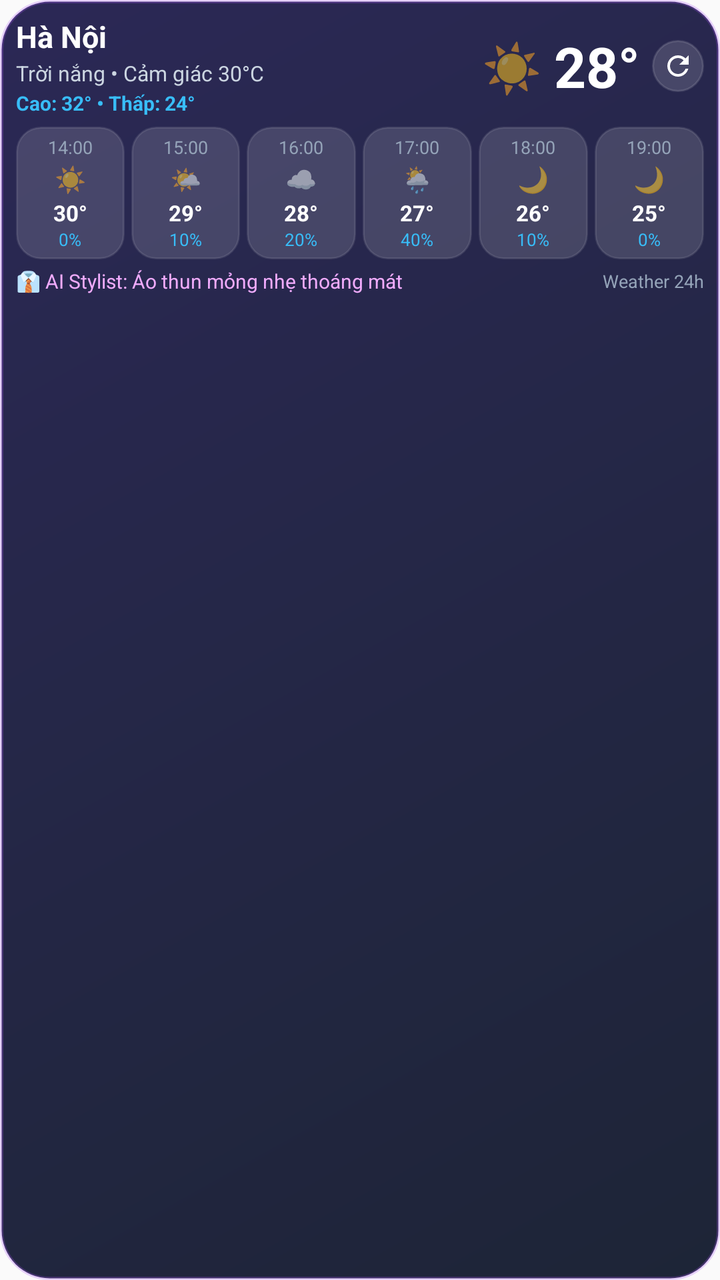
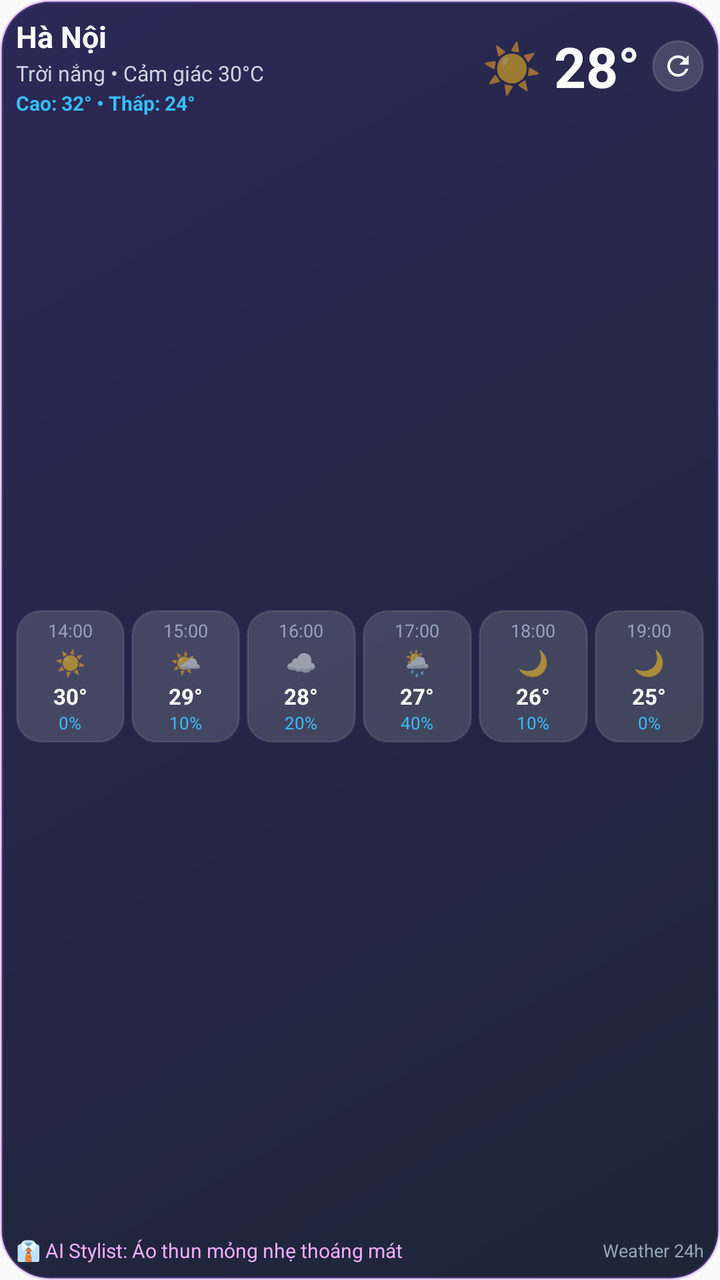

Compare the two renders of this Android layout. The source of the first and the diff that turns it into the second are given below.
<!-- AndroidManifest.xml: application theme Theme.Weather24h -->
<!-- res/layout/weather_widget.xml -->
<?xml version="1.0" encoding="utf-8"?>
<FrameLayout xmlns:android="http://schemas.android.com/apk/res/android"
    android:id="@+id/widget_root"
    android:layout_width="match_parent"
    android:layout_height="match_parent">

    
    <ImageView
        android:id="@+id/widget_bg_layer"
        android:layout_width="match_parent"
        android:layout_height="match_parent"
        android:scaleType="fitXY"
        android:src="@drawable/widget_bg_dark" />

    
    <LinearLayout
        android:id="@+id/widget_content"
        android:layout_width="match_parent"
        android:layout_height="match_parent"
        android:orientation="vertical"
        android:padding="8dp">

        
        <LinearLayout
            android:layout_width="match_parent"
            android:layout_height="wrap_content"
            android:gravity="center_vertical"
            android:orientation="horizontal">

            <LinearLayout
                android:layout_width="0dp"
                android:layout_height="wrap_content"
                android:layout_weight="1"
                android:orientation="vertical">

                <TextView
                    android:id="@+id/widget_city_name"
                    android:layout_width="wrap_content"
                    android:layout_height="wrap_content"
                    android:ellipsize="end"
                    android:maxLines="1"
                    android:singleLine="true"
                    android:text="Hà Nội"
                    android:textColor="#FFFFFF"
                    android:textSize="15sp"
                    android:textStyle="bold" />

                <TextView
                    android:id="@+id/widget_weather_desc"
                    android:layout_width="wrap_content"
                    android:layout_height="wrap_content"
                    android:layout_marginTop="1dp"
                    android:ellipsize="end"
                    android:maxLines="1"
                    android:singleLine="true"
                    android:text="Trời nắng • Cảm giác 30°C"
                    android:textColor="#CBD5E1"
                    android:textSize="10.5sp" />

                <TextView
                    android:id="@+id/widget_range"
                    android:layout_width="wrap_content"
                    android:layout_height="wrap_content"
                    android:layout_marginTop="1dp"
                    android:ellipsize="end"
                    android:maxLines="1"
                    android:singleLine="true"
                    android:text="Cao: 32° • Thấp: 24°"
                    android:textColor="#38BDF8"
                    android:textSize="10sp"
                    android:textStyle="bold" />
            </LinearLayout>

            <TextView
                android:id="@+id/widget_weather_icon"
                android:layout_width="wrap_content"
                android:layout_height="wrap_content"
                android:layout_marginEnd="6dp"
                android:text="☀️"
                android:textSize="24sp" />

            <TextView
                android:id="@+id/widget_temp"
                android:layout_width="wrap_content"
                android:layout_height="wrap_content"
                android:singleLine="true"
                android:text="28°"
                android:textColor="#FFFFFF"
                android:textSize="28sp"
                android:textStyle="bold" />

            <ImageView
                android:id="@+id/widget_btn_refresh"
                android:layout_width="26dp"
                android:layout_height="26dp"
                android:layout_marginStart="6dp"
                android:background="@drawable/widget_refresh_btn_bg_dark"
                android:contentDescription="Làm mới thời tiết"
                android:padding="5dp"
                android:src="@drawable/ic_refresh" />
        </LinearLayout>

        
        <LinearLayout
            android:id="@+id/widget_hourly_container"
            android:layout_width="match_parent"
            android:layout_height="wrap_content"
            android:layout_marginTop="5dp"
            android:baselineAligned="false"
            android:orientation="horizontal">

            
            <LinearLayout
                android:id="@+id/widget_h1_container"
                android:layout_width="0dp"
                android:layout_height="wrap_content"
                android:layout_weight="1"
                android:layout_marginEnd="1.5dp"
                android:background="@drawable/widget_hour_chip_dark"
                android:gravity="center"
                android:orientation="vertical"
                android:paddingTop="4dp"
                android:paddingBottom="4dp"
                android:paddingStart="1.5dp"
                android:paddingEnd="1.5dp">

                <TextView
                    android:id="@+id/widget_h1_time"
                    android:layout_width="wrap_content"
                    android:layout_height="wrap_content"
                    android:singleLine="true"
                    android:text="14:00"
                    android:textColor="#94A3B8"
                    android:textSize="9sp" />

                <TextView
                    android:id="@+id/widget_h1_icon"
                    android:layout_width="wrap_content"
                    android:layout_height="wrap_content"
                    android:layout_marginTop="1dp"
                    android:text="☀️"
                    android:textSize="12.5sp" />

                <TextView
                    android:id="@+id/widget_h1_temp"
                    android:layout_width="wrap_content"
                    android:layout_height="wrap_content"
                    android:layout_marginTop="1dp"
                    android:singleLine="true"
                    android:text="30°"
                    android:textColor="#FFFFFF"
                    android:textSize="11sp"
                    android:textStyle="bold" />

                <TextView
                    android:id="@+id/widget_h1_rain"
                    android:layout_width="wrap_content"
                    android:layout_height="wrap_content"
                    android:singleLine="true"
                    android:text="0%"
                    android:textColor="#38BDF8"
                    android:textSize="8.5sp" />
            </LinearLayout>

            
            <LinearLayout
                android:id="@+id/widget_h2_container"
                android:layout_width="0dp"
                android:layout_height="wrap_content"
                android:layout_weight="1"
                android:layout_marginStart="1.5dp"
                android:layout_marginEnd="1.5dp"
                android:background="@drawable/widget_hour_chip_dark"
                android:gravity="center"
                android:orientation="vertical"
                android:paddingTop="4dp"
                android:paddingBottom="4dp"
                android:paddingStart="1.5dp"
                android:paddingEnd="1.5dp">

                <TextView
                    android:id="@+id/widget_h2_time"
                    android:layout_width="wrap_content"
                    android:layout_height="wrap_content"
                    android:singleLine="true"
                    android:text="15:00"
                    android:textColor="#94A3B8"
                    android:textSize="9sp" />

                <TextView
                    android:id="@+id/widget_h2_icon"
                    android:layout_width="wrap_content"
                    android:layout_height="wrap_content"
                    android:layout_marginTop="1dp"
                    android:text="🌤️"
                    android:textSize="12.5sp" />

                <TextView
                    android:id="@+id/widget_h2_temp"
                    android:layout_width="wrap_content"
                    android:layout_height="wrap_content"
                    android:layout_marginTop="1dp"
                    android:singleLine="true"
                    android:text="29°"
                    android:textColor="#FFFFFF"
                    android:textSize="11sp"
                    android:textStyle="bold" />

                <TextView
                    android:id="@+id/widget_h2_rain"
                    android:layout_width="wrap_content"
                    android:layout_height="wrap_content"
                    android:singleLine="true"
                    android:text="10%"
                    android:textColor="#38BDF8"
                    android:textSize="8.5sp" />
            </LinearLayout>

            
            <LinearLayout
                android:id="@+id/widget_h3_container"
                android:layout_width="0dp"
                android:layout_height="wrap_content"
                android:layout_weight="1"
                android:layout_marginStart="1.5dp"
                android:layout_marginEnd="1.5dp"
                android:background="@drawable/widget_hour_chip_dark"
                android:gravity="center"
                android:orientation="vertical"
                android:paddingTop="4dp"
                android:paddingBottom="4dp"
                android:paddingStart="1.5dp"
                android:paddingEnd="1.5dp">

                <TextView
                    android:id="@+id/widget_h3_time"
                    android:layout_width="wrap_content"
                    android:layout_height="wrap_content"
                    android:singleLine="true"
                    android:text="16:00"
                    android:textColor="#94A3B8"
                    android:textSize="9sp" />

                <TextView
                    android:id="@+id/widget_h3_icon"
                    android:layout_width="wrap_content"
                    android:layout_height="wrap_content"
                    android:layout_marginTop="1dp"
                    android:text="☁️"
                    android:textSize="12.5sp" />

                <TextView
                    android:id="@+id/widget_h3_temp"
                    android:layout_width="wrap_content"
                    android:layout_height="wrap_content"
                    android:layout_marginTop="1dp"
                    android:singleLine="true"
                    android:text="28°"
                    android:textColor="#FFFFFF"
                    android:textSize="11sp"
                    android:textStyle="bold" />

                <TextView
                    android:id="@+id/widget_h3_rain"
                    android:layout_width="wrap_content"
                    android:layout_height="wrap_content"
                    android:singleLine="true"
                    android:text="20%"
                    android:textColor="#38BDF8"
                    android:textSize="8.5sp" />
            </LinearLayout>

            
            <LinearLayout
                android:id="@+id/widget_h4_container"
                android:layout_width="0dp"
                android:layout_height="wrap_content"
                android:layout_weight="1"
                android:layout_marginStart="1.5dp"
                android:layout_marginEnd="1.5dp"
                android:background="@drawable/widget_hour_chip_dark"
                android:gravity="center"
                android:orientation="vertical"
                android:paddingTop="4dp"
                android:paddingBottom="4dp"
                android:paddingStart="1.5dp"
                android:paddingEnd="1.5dp">

                <TextView
                    android:id="@+id/widget_h4_time"
                    android:layout_width="wrap_content"
                    android:layout_height="wrap_content"
                    android:singleLine="true"
                    android:text="17:00"
                    android:textColor="#94A3B8"
                    android:textSize="9sp" />

                <TextView
                    android:id="@+id/widget_h4_icon"
                    android:layout_width="wrap_content"
                    android:layout_height="wrap_content"
                    android:layout_marginTop="1dp"
                    android:text="🌦️"
                    android:textSize="12.5sp" />

                <TextView
                    android:id="@+id/widget_h4_temp"
                    android:layout_width="wrap_content"
                    android:layout_height="wrap_content"
                    android:layout_marginTop="1dp"
                    android:singleLine="true"
                    android:text="27°"
                    android:textColor="#FFFFFF"
                    android:textSize="11sp"
                    android:textStyle="bold" />

                <TextView
                    android:id="@+id/widget_h4_rain"
                    android:layout_width="wrap_content"
                    android:layout_height="wrap_content"
                    android:singleLine="true"
                    android:text="40%"
                    android:textColor="#38BDF8"
                    android:textSize="8.5sp" />
            </LinearLayout>

            
            <LinearLayout
                android:id="@+id/widget_h5_container"
                android:layout_width="0dp"
                android:layout_height="wrap_content"
                android:layout_weight="1"
                android:layout_marginStart="1.5dp"
                android:layout_marginEnd="1.5dp"
                android:background="@drawable/widget_hour_chip_dark"
                android:gravity="center"
                android:orientation="vertical"
                android:paddingTop="4dp"
                android:paddingBottom="4dp"
                android:paddingStart="1.5dp"
                android:paddingEnd="1.5dp">

                <TextView
                    android:id="@+id/widget_h5_time"
                    android:layout_width="wrap_content"
                    android:layout_height="wrap_content"
                    android:singleLine="true"
                    android:text="18:00"
                    android:textColor="#94A3B8"
                    android:textSize="9sp" />

                <TextView
                    android:id="@+id/widget_h5_icon"
                    android:layout_width="wrap_content"
                    android:layout_height="wrap_content"
                    android:layout_marginTop="1dp"
                    android:text="🌙"
                    android:textSize="12.5sp" />

                <TextView
                    android:id="@+id/widget_h5_temp"
                    android:layout_width="wrap_content"
                    android:layout_height="wrap_content"
                    android:layout_marginTop="1dp"
                    android:singleLine="true"
                    android:text="26°"
                    android:textColor="#FFFFFF"
                    android:textSize="11sp"
                    android:textStyle="bold" />

                <TextView
                    android:id="@+id/widget_h5_rain"
                    android:layout_width="wrap_content"
                    android:layout_height="wrap_content"
                    android:singleLine="true"
                    android:text="10%"
                    android:textColor="#38BDF8"
                    android:textSize="8.5sp" />
            </LinearLayout>

            
            <LinearLayout
                android:id="@+id/widget_h6_container"
                android:layout_width="0dp"
                android:layout_height="wrap_content"
                android:layout_weight="1"
                android:layout_marginStart="1.5dp"
                android:background="@drawable/widget_hour_chip_dark"
                android:gravity="center"
                android:orientation="vertical"
                android:paddingTop="4dp"
                android:paddingBottom="4dp"
                android:paddingStart="1.5dp"
                android:paddingEnd="1.5dp">

                <TextView
                    android:id="@+id/widget_h6_time"
                    android:layout_width="wrap_content"
                    android:layout_height="wrap_content"
                    android:singleLine="true"
                    android:text="19:00"
                    android:textColor="#94A3B8"
                    android:textSize="9sp" />

                <TextView
                    android:id="@+id/widget_h6_icon"
                    android:layout_width="wrap_content"
                    android:layout_height="wrap_content"
                    android:layout_marginTop="1dp"
                    android:text="🌙"
                    android:textSize="12.5sp" />

                <TextView
                    android:id="@+id/widget_h6_temp"
                    android:layout_width="wrap_content"
                    android:layout_height="wrap_content"
                    android:layout_marginTop="1dp"
                    android:singleLine="true"
                    android:text="25°"
                    android:textColor="#FFFFFF"
                    android:textSize="11sp"
                    android:textStyle="bold" />

                <TextView
                    android:id="@+id/widget_h6_rain"
                    android:layout_width="wrap_content"
                    android:layout_height="wrap_content"
                    android:singleLine="true"
                    android:text="0%"
                    android:textColor="#38BDF8"
                    android:textSize="8.5sp" />
            </LinearLayout>
        </LinearLayout>

        
        <LinearLayout
            android:id="@+id/widget_bottom_row"
            android:layout_width="match_parent"
            android:layout_height="wrap_content"
            android:layout_marginTop="4dp"
            android:gravity="center_vertical"
            android:orientation="horizontal">

            <TextView
                android:id="@+id/widget_ai_tip"
                android:layout_width="0dp"
                android:layout_height="wrap_content"
                android:layout_weight="1"
                android:ellipsize="end"
                android:maxLines="1"
                android:singleLine="true"
                android:text="👔 AI Stylist: Áo thun mỏng nhẹ thoáng mát"
                android:textColor="#F0ABFC"
                android:textSize="10sp" />

            <TextView
                android:id="@+id/widget_updated"
                android:layout_width="wrap_content"
                android:layout_height="wrap_content"
                android:layout_marginStart="6dp"
                android:singleLine="true"
                android:text="Weather 24h"
                android:textColor="#94A3B8"
                android:textSize="9sp" />
        </LinearLayout>

    </LinearLayout>

</FrameLayout>
<!-- resources referenced by this layout -->
<resources>
  <!-- drawable ic_refresh (drawable) -->
  <vector xmlns:android="http://schemas.android.com/apk/res/android"
      android:width="24dp"
      android:height="24dp"
      android:viewportWidth="24"
      android:viewportHeight="24">
      <path
          android:fillColor="#FFFFFFFF"
          android:pathData="M17.65,6.35C16.2,4.9 14.21,4 12,4c-4.42,0 -7.99,3.58 -7.99,8s3.57,8 7.99,8c3.73,0 6.84,-2.55 7.73,-6h-2.08c-0.82,2.33 -3.04,4 -5.65,4 -3.31,0 -6,-2.69 -6,-6s2.69,-6 6,-6c1.66,0 3.14,0.69 4.22,1.78L13,11h7V4l-2.35,2.35z"/>
  </vector>
  <!-- drawable widget_bg_dark (drawable) -->
  <?xml version="1.0" encoding="utf-8"?>
  <shape xmlns:android="http://schemas.android.com/apk/res/android"
      android:shape="rectangle">
      <gradient
          android:angle="315"
          android:startColor="#F01E1B4B"
          android:endColor="#F00F172A" />
      <corners android:radius="24dp" />
      <stroke
          android:width="1.5dp"
          android:color="#40A855F7" />
  </shape>
  <!-- drawable widget_hour_chip_dark (drawable) -->
  <?xml version="1.0" encoding="utf-8"?>
  <shape xmlns:android="http://schemas.android.com/apk/res/android"
      android:shape="rectangle">
      <corners android:radius="12dp" />
      <solid android:color="#24FFFFFF" />
      <stroke
          android:width="1dp"
          android:color="#1AFFFFFF" />
  </shape>
  <!-- drawable widget_refresh_btn_bg_dark (drawable) -->
  <?xml version="1.0" encoding="utf-8"?>
  <shape xmlns:android="http://schemas.android.com/apk/res/android"
      android:shape="oval">
      <solid android:color="#26FFFFFF" />
      <stroke
          android:width="1dp"
          android:color="#20FFFFFF" />
  </shape>
  <style name="Theme.Weather24h" parent="android:Theme.Material.Light.NoActionBar">
          <item name="android:statusBarColor">@android:color/transparent</item>
          <item name="android:navigationBarColor">@android:color/transparent</item>
          <item name="android:windowLightStatusBar">true</item>
          <item name="android:windowLightNavigationBar">true</item>
      </style>
</resources>

<!-- the commit's change to res/layout/weather_widget.xml (unified diff, before → after) -->
@@ -17,6 +17,7 @@
         android:id="@+id/widget_content"
         android:layout_width="match_parent"
         android:layout_height="match_parent"
+        android:gravity="center_vertical"
         android:orientation="vertical"
         android:padding="8dp">
 
@@ -99,13 +100,18 @@
                 android:padding="5dp"
                 android:src="@drawable/ic_refresh" />
         </LinearLayout>
+ 
+        <FrameLayout
+            android:layout_width="match_parent"
+            android:layout_height="0dp"
+            android:layout_weight="1" />
 
         
         <LinearLayout
             android:id="@+id/widget_hourly_container"
             android:layout_width="match_parent"
             android:layout_height="wrap_content"
-            android:layout_marginTop="5dp"
+            android:layout_marginTop="2dp"
             android:baselineAligned="false"
             android:orientation="horizontal">
 
@@ -431,13 +437,18 @@
                     android:textSize="8.5sp" />
             </LinearLayout>
         </LinearLayout>
+
+        <FrameLayout
+            android:layout_width="match_parent"
+            android:layout_height="0dp"
+            android:layout_weight="1" />
 
         
         <LinearLayout
             android:id="@+id/widget_bottom_row"
             android:layout_width="match_parent"
             android:layout_height="wrap_content"
-            android:layout_marginTop="4dp"
+            android:layout_marginTop="2dp"
             android:gravity="center_vertical"
             android:orientation="horizontal">
 
